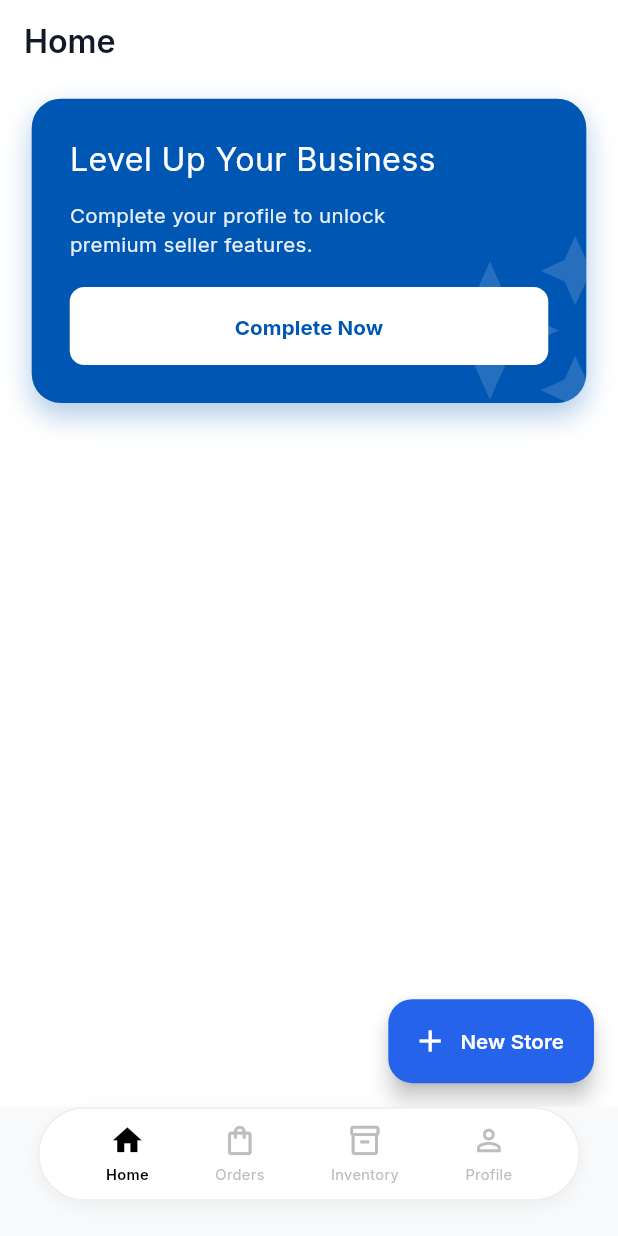
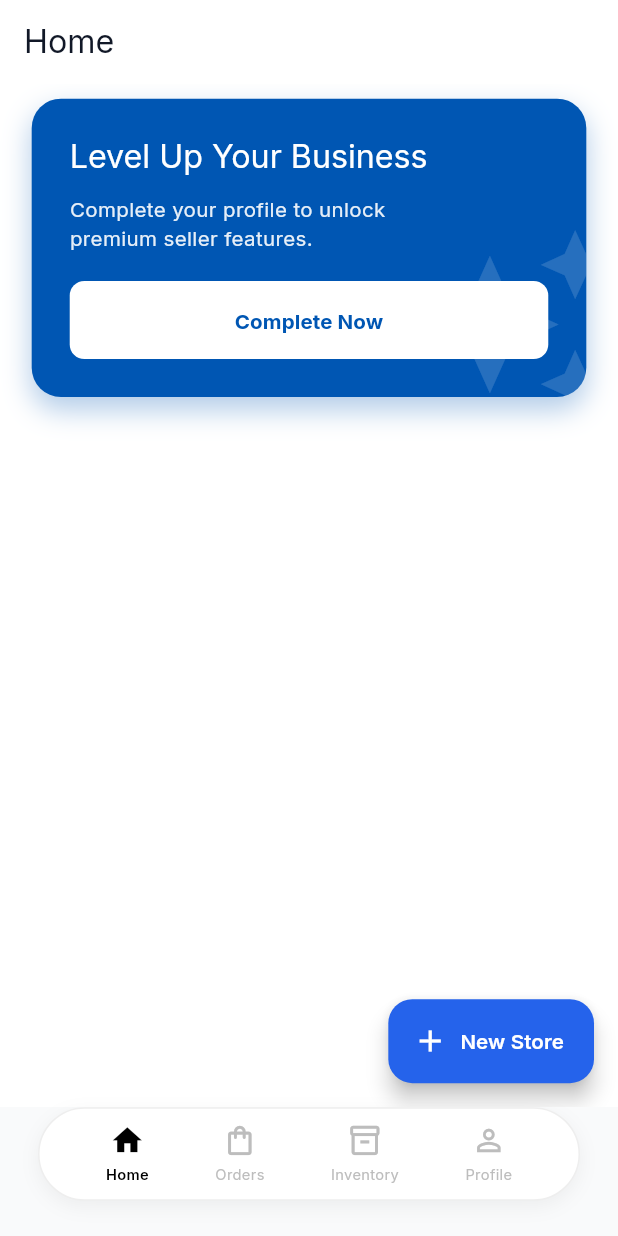
Before and after one commit to iambhaggi/Locaura-Admin, a Flutter app: the HomeTab screen opened by its route, on a phone screen of 412 x 824 dp. Run offline on Flutter 3.47's test engine with Material 3 defaults, Android fonts, the phone set to English and light mode, and no system bars; our stand-ins replace cached_network_image, dio, fl_chart, flutter_riverpod, flutter_screenutil, flutter_secure_storage and 11 more; accounts and stored records are empty; generated files the repository leaves out were written again.

Commit message:
use application text styles.

```diff
--- a/locaura_parter/lib/core/theme/app_text_styles.dart
+++ b/locaura_parter/lib/core/theme/app_text_styles.dart
@@ -40,21 +40,21 @@ abstract class AppTextStyles {
 
   static TextStyle titleLarge = GoogleFonts.inter(
     fontSize: 22.sp,
-    fontWeight: FontWeight.w600,
+    fontWeight: FontWeight.w400,
     letterSpacing: 0,
     height: 1.27,
   );
 
   static TextStyle titleMedium = GoogleFonts.inter(
     fontSize: 16.sp,
-    fontWeight: FontWeight.w500,
+    fontWeight: FontWeight.w400,
     letterSpacing: 0.15,
     height: 1.5,
   );
 
   static TextStyle titleSmall = GoogleFonts.inter(
     fontSize: 14.sp,
-    fontWeight: FontWeight.w500,
+    fontWeight: FontWeight.w400,
     letterSpacing: 0.1,
     height: 1.43,
   );
--- a/locaura_parter/lib/features/home/presentation/screens/tabs/home_tab.dart
+++ b/locaura_parter/lib/features/home/presentation/screens/tabs/home_tab.dart
@@ -3,6 +3,7 @@ import 'package:flutter_riverpod/flutter_riverpod.dart';
 import 'package:flutter_screenutil/flutter_screenutil.dart';
 import 'package:go_router/go_router.dart';
 import 'package:locaura_parter/core/router/app_router.dart';
+import 'package:locaura_parter/core/theme/app_text_styles.dart';
 import 'package:locaura_parter/features/store/presentation/controllers/store_controller.dart';
 import 'package:locaura_parter/features/store/domain/entities/store.entity.dart';
 
@@ -83,20 +84,15 @@ class _HomeTabState extends ConsumerState<HomeTab> {
                 children: [
                   Text(
                     'Level Up Your Business',
-                    style: TextStyle(
-                      color: Colors.white,
-                      fontSize: 22.sp,
-                      fontWeight: FontWeight.w400,
-                    ),
+                    style: AppTextStyles.titleLarge.copyWith(color: Colors.white),
                   ),
                   SizedBox(height: 12.h),
                   SizedBox(
                     width: 220.w,
                     child: Text(
                       'Complete your profile to unlock premium seller features.',
-                      style: TextStyle(
-                        color: Colors.white.withOpacity(0.9),
-                        fontSize: 14.sp,
+                      style: AppTextStyles.bodyMedium.copyWith(
+                        color: Colors.white.withValues(alpha: 0.9),
                         height: 1.4,
                       ),
                     ),
--- a/locaura_parter/lib/features/product/presentation/screens/product_list_screen.dart
+++ b/locaura_parter/lib/features/product/presentation/screens/product_list_screen.dart
@@ -130,7 +130,7 @@ class _ProductCard extends StatelessWidget {
             Expanded(
               child: Container(
                 width: double.infinity,
-                color: Colors.grey.shade200,
+                color: Colors.grey.shade100,
                 child: product.coverImages.isNotEmpty
                     ? AppImage(
                         imageUrl: product.coverImages.first,
```
Also changed, not shown: locaura_parter/lib/features/home/presentation/screens/tabs/inventory_tab.dart (+18 -53 lines), locaura_parter/lib/features/home/presentation/screens/tabs/profile_tab.dart (+4 -3 lines).
